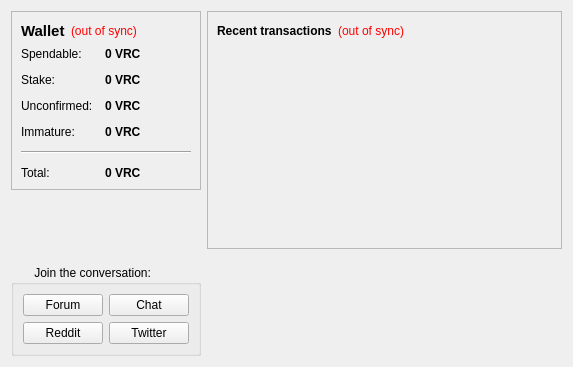
Before: the Qt Designer form src/qt/forms/overviewpage.ui in aidy813/master, drawn with Qt 5.
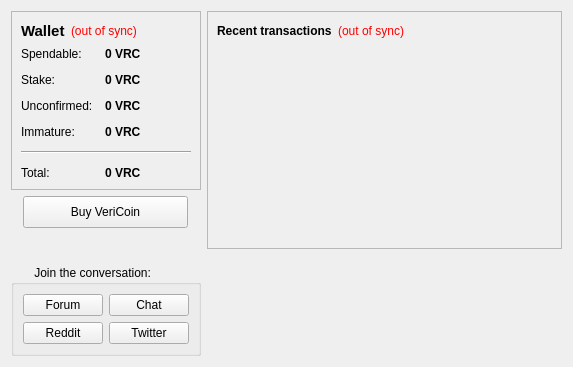
After: the same form once the commit is applied. Icons and pictures are not drawn.

Diff of the .ui file:
```diff
--- a/src/qt/forms/overviewpage.ui
+++ b/src/qt/forms/overviewpage.ui
@@ -237,6 +237,29 @@
        </layout>
       </widget>
      </item>
+     <item alignment="Qt::AlignHCenter">
+      <widget class="QPushButton" name="buyVeriCoin">
+       <property name="minimumSize">
+        <size>
+         <width>165</width>
+         <height>32</height>
+        </size>
+       </property>
+       <property name="maximumSize">
+        <size>
+         <width>16777215</width>
+         <height>16777215</height>
+        </size>
+       </property>
+       <property name="text">
+        <string>Buy VeriCoin</string>
+       </property>
+       <property name="icon">
+        <iconset resource="../bitcoin.qrc">
+         <normaloff>:/icons/staking_on</normaloff>:/icons/staking_on</iconset>
+       </property>
+      </widget>
+     </item>
      <item>
       <spacer name="verticalSpacer">
        <property name="orientation">
```
Left out of the diff: 4 changed lines with no effect on the pictures.
